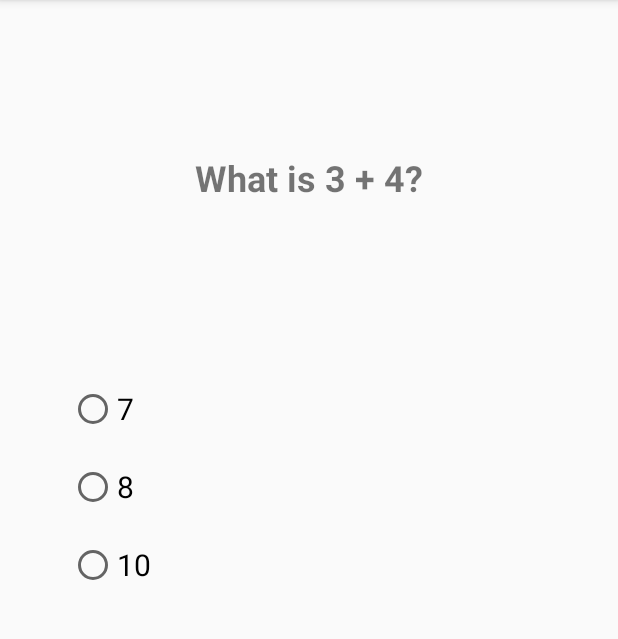
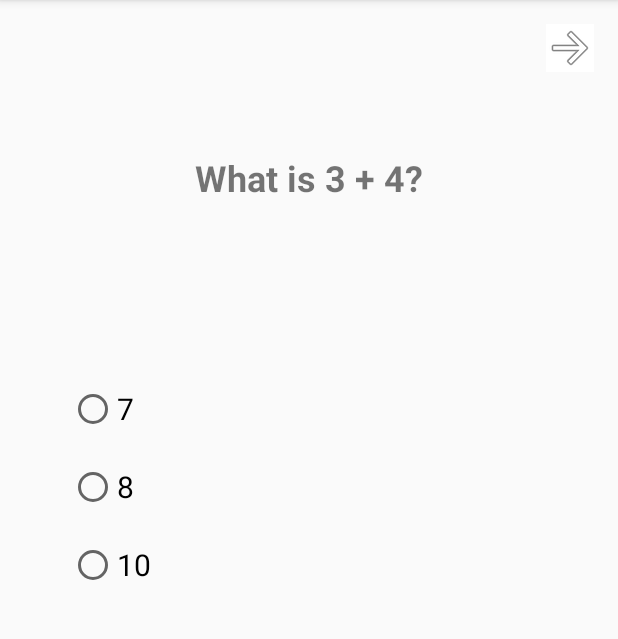
Before and after one commit to JaviMera/Quiz-App-Extended, an Android app: the screen it shows after launch (QuizActivity), on a phone screen of 412 x 824 dp, the part 84-723 px from its top. Run offline under Robolectric (Android 15) with nearby library versions, the phone set to English and light mode, and no system bars.

Commit message:
Added image button on the top right corner to handle going to the next question, rather than being automatic after selecting an answer.

```diff
--- a/app/src/main/java/com/quiz/javi/quizapp/QuizActivity.java
+++ b/app/src/main/java/com/quiz/javi/quizapp/QuizActivity.java
@@ -1,11 +1,14 @@
 package com.quiz.javi.quizapp;
 
-import android.provider.MediaStore;
-import android.support.v4.util.SparseArrayCompat;
+import android.media.Image;
+import android.support.annotation.NonNull;
 import android.support.v7.app.AppCompatActivity;
 import android.os.Bundle;
+import android.support.v7.widget.AppCompatButton;
 import android.util.SparseArray;
 import android.view.View;
+import android.widget.Button;
+import android.widget.ImageButton;
 import android.widget.RadioButton;
 import android.widget.RadioGroup;
 import android.widget.TextView;
@@ -22,10 +25,11 @@ public class QuizActivity extends AppCompatActivity implements QuizActivityView{
     private QuizActivityPresenter mPresenter;
     private Quiz mQuiz;
     private int mCurrentQuestion;
+    private SparseArray<RadioButton> mAnswerButtons;
 
     TextView mQuestionTextView;
     RadioGroup mAnswersRadioGroup;
-    SparseArray<RadioButton> mAnswerButtons;
+    ImageButton mNextQuestionButton;
 
     @Override
     protected void onCreate(Bundle savedInstanceState) {
@@ -36,8 +40,29 @@ public class QuizActivity extends AppCompatActivity implements QuizActivityView{
         QuestionBank qBank = new QuestionBank();
         mQuiz = new Quiz(qBank);
         mCurrentQuestion = 0;
+        mPresenter = new QuizActivityPresenter(this);
 
-        mPresenter = new QuizActivityPresenter(this);
+        mNextQuestionButton = getView(R.id.nextQuestionButton);
+        mNextQuestionButton.setOnClickListener(new View.OnClickListener() {
+            @Override
+            public void onClick(View v) {
+                mCurrentQuestion++;
+                Question newQuestion = mQuiz.getQuestion(mCurrentQuestion);
+                displayQuestion(newQuestion);
+
+                mAnswersRadioGroup.setOnCheckedChangeListener(null);
+                if(!newQuestion.getReviewed())
+                {
+                    for(int child = 0 ; child < mAnswersRadioGroup.getChildCount(); child++)
+                    {
+                        RadioButton rButton = (RadioButton)mAnswersRadioGroup.getChildAt(child);
+                        rButton.setChecked(false);
+                    }
+                }
+
+                mAnswersRadioGroup.setOnCheckedChangeListener(checkedListener());
+            }
+        });
 
         mQuestionTextView = getView(R.id.questionTextView);
         mAnswersRadioGroup = getView(R.id.radioButtonGroup);
@@ -47,7 +72,14 @@ public class QuizActivity extends AppCompatActivity implements QuizActivityView{
             mAnswerButtons.append(rButton.getId(), rButton);
         }
 
-        mAnswersRadioGroup.setOnCheckedChangeListener(new RadioGroup.OnCheckedChangeListener() {
+        mAnswersRadioGroup.setOnCheckedChangeListener(checkedListener());
+
+        Question question = mQuiz.getQuestion(mCurrentQuestion);
+        displayQuestion(question);
+    }
+
+    private RadioGroup.OnCheckedChangeListener checkedListener() {
+        return new RadioGroup.OnCheckedChangeListener() {
             @Override
             public void onCheckedChanged(RadioGroup group, int checkedId) {
 
@@ -60,15 +92,8 @@ public class QuizActivity extends AppCompatActivity implements QuizActivityView{
                         group.getContext(),
                         toastMessage,
                         Toast.LENGTH_SHORT).show();
-
-                mCurrentQuestion++;
-                Question newQuestion = mQuiz.getQuestion(mCurrentQuestion);
-                nextQuestion(newQuestion);
             }
-        });
-
-        Question question = mQuiz.getQuestion(mCurrentQuestion);
-        nextQuestion(question);
+        };
     }
 
     @Override
@@ -82,21 +107,16 @@ public class QuizActivity extends AppCompatActivity implements QuizActivityView{
         rButton.setText(text);
     }
 
-    private void nextQuestion(Question question){
+    private void displayQuestion(Question question){
 
         mPresenter.updateQuestionTextView(question.getText());
 
         Queue<Integer> values = new LinkedList<>(question.getAnswers());
         for(int i = 0 ; i < mAnswerButtons.size() ; i++)
         {
-            RadioButton rButton = (RadioButton)mAnswerButtons.valueAt(i);
+            RadioButton rButton = mAnswerButtons.valueAt(i);
 
             rButton.setText(String.format(Locale.ENGLISH,"%d", values.poll()));
-
-            if(!question.getReviewed())
-            {
-                rButton.setChecked(false);
-            }
         }
     }
 
--- a/app/src/main/res/layout/activity_quiz.xml
+++ b/app/src/main/res/layout/activity_quiz.xml
@@ -1,5 +1,6 @@
 <?xml version="1.0" encoding="utf-8"?>
 <RelativeLayout xmlns:android="http://schemas.android.com/apk/res/android"
+    xmlns:app="http://schemas.android.com/apk/res-auto"
     xmlns:tools="http://schemas.android.com/tools"
     android:layout_width="match_parent"
     android:layout_height="match_parent"
@@ -67,4 +68,16 @@
 
     </RadioGroup>
 
+    <ImageButton
+        android:id="@+id/nextQuestionButton"
+        android:layout_width="wrap_content"
+        android:layout_height="wrap_content"
+        app:srcCompat="@mipmap/ic_menu_forward"
+        android:elevation="0dp"
+        android:scaleType="fitXY"
+        android:background="#ffffff"
+        android:layout_alignParentTop="true"
+        android:layout_alignParentRight="true"
+        android:layout_alignParentEnd="true" />
+
 </RelativeLayout>
```
Also changed, not shown: app/src/main/res/mipmap-hdpi/ic_menu_forward.png (added), 1 other file.
